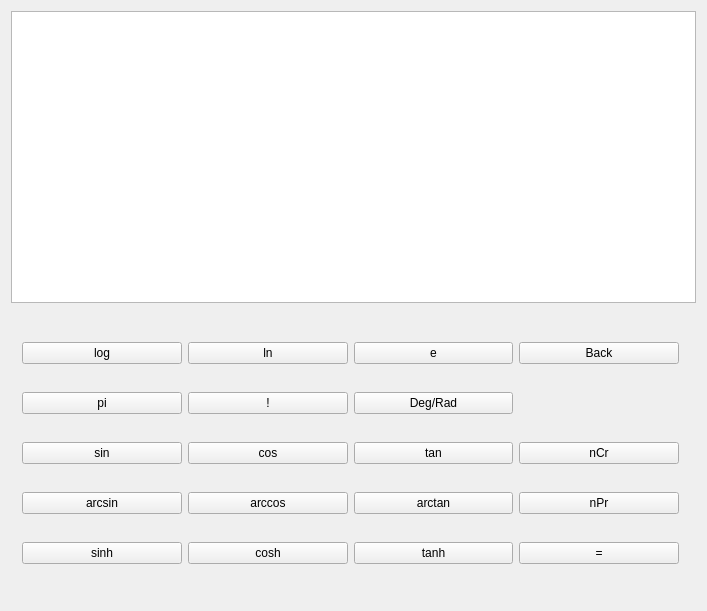
This is equalx_source/mainwindow.ui in CrystalSplitter/equalx_calculator as Qt 5 draws it before an edit. The edited form follows.
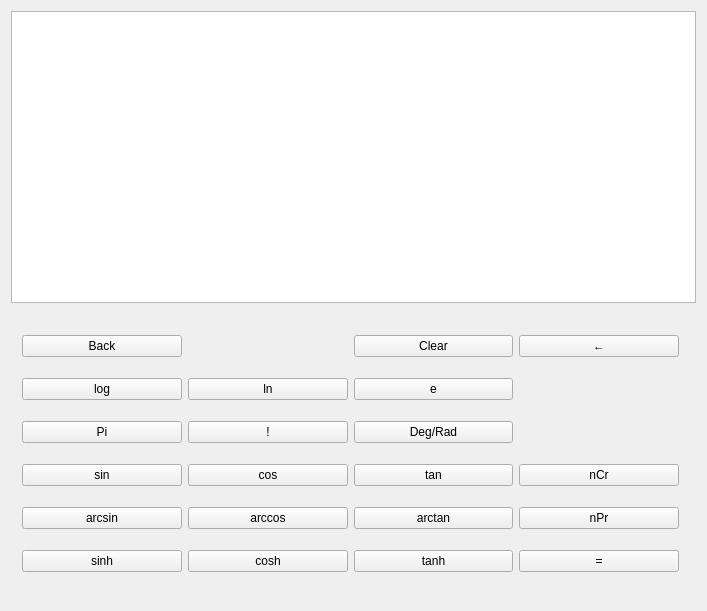
This is the edited form. The open tabs and pages were chosen to show the change. Icons and pictures are not drawn.

The edit to the form file:
```diff
--- a/equalx_source/mainwindow.ui
+++ b/equalx_source/mainwindow.ui
@@ -198,56 +198,35 @@
       </widget>
       <widget class="QWidget" name="pageSci">
        <layout class="QGridLayout" name="gridLayout_3">
-        <item row="0" column="0">
+        <item row="1" column="0">
          <widget class="QPushButton" name="btnLog">
           <property name="text">
            <string>log</string>
           </property>
          </widget>
         </item>
-        <item row="0" column="1">
+        <item row="1" column="1">
          <widget class="QPushButton" name="btnLn">
           <property name="text">
            <string>ln</string>
           </property>
          </widget>
         </item>
-        <item row="0" column="2">
+        <item row="1" column="2">
          <widget class="QPushButton" name="btnE">
           <property name="text">
            <string>e</string>
           </property>
          </widget>
         </item>
-        <item row="1" column="0">
-         <widget class="QPushButton" name="btnPi">
-          <property name="text">
-           <string>pi</string>
-          </property>
-         </widget>
-        </item>
-        <item row="1" column="1">
-         <widget class="QPushButton" name="btnFact">
-          <property name="text">
-           <string>!</string>
-          </property>
-         </widget>
-        </item>
-        <item row="2" column="0">
-         <widget class="QPushButton" name="btnSin">
-          <property name="text">
-           <string>sin</string>
-          </property>
-         </widget>
-        </item>
-        <item row="2" column="1">
+        <item row="3" column="1">
          <widget class="QPushButton" name="btnCos">
           <property name="text">
            <string>cos</string>
           </property>
          </widget>
         </item>
-        <item row="2" column="2">
+        <item row="3" column="2">
          <widget class="QPushButton" name="btnTan">
           <property name="text">
            <string>tan</string>
@@ -255,79 +234,114 @@
          </widget>
         </item>
         <item row="3" column="0">
+         <widget class="QPushButton" name="btnSin">
+          <property name="text">
+           <string>sin</string>
+          </property>
+         </widget>
+        </item>
+        <item row="4" column="0">
          <widget class="QPushButton" name="btnArcSin">
           <property name="text">
            <string>arcsin</string>
           </property>
          </widget>
         </item>
-        <item row="3" column="1">
+        <item row="2" column="1">
+         <widget class="QPushButton" name="btnFact">
+          <property name="text">
+           <string>!</string>
+          </property>
+         </widget>
+        </item>
+        <item row="2" column="0">
+         <widget class="QPushButton" name="btnPi">
+          <property name="text">
+           <string>Pi</string>
+          </property>
+         </widget>
+        </item>
+        <item row="4" column="1">
          <widget class="QPushButton" name="btnArcCos">
           <property name="text">
            <string>arccos</string>
           </property>
          </widget>
         </item>
-        <item row="3" column="2">
-         <widget class="QPushButton" name="btnArcTan">
-          <property name="text">
-           <string>arctan</string>
-          </property>
-         </widget>
-        </item>
-        <item row="4" column="3">
+        <item row="5" column="3">
          <widget class="QPushButton" name="btnSciEqual">
           <property name="text">
            <string>=</string>
           </property>
          </widget>
         </item>
-        <item row="0" column="3">
-         <widget class="QPushButton" name="btnBack">
+        <item row="4" column="2">
+         <widget class="QPushButton" name="btnArcTan">
           <property name="text">
-           <string>Back</string>
+           <string>arctan</string>
           </property>
          </widget>
         </item>
-        <item row="4" column="0">
+        <item row="5" column="0">
          <widget class="QPushButton" name="btnSinh">
           <property name="text">
            <string>sinh</string>
           </property>
          </widget>
         </item>
-        <item row="4" column="1">
+        <item row="2" column="2">
+         <widget class="QPushButton" name="btnDegAndRad">
+          <property name="text">
+           <string>Deg/Rad</string>
+          </property>
+         </widget>
+        </item>
+        <item row="5" column="1">
          <widget class="QPushButton" name="btnCosh">
           <property name="text">
            <string>cosh</string>
           </property>
          </widget>
         </item>
-        <item row="4" column="2">
+        <item row="5" column="2">
          <widget class="QPushButton" name="btnTanh">
           <property name="text">
            <string>tanh</string>
           </property>
          </widget>
         </item>
-        <item row="3" column="3">
+        <item row="4" column="3">
          <widget class="QPushButton" name="btnnPm">
           <property name="text">
            <string>nPr</string>
           </property>
          </widget>
         </item>
-        <item row="2" column="3">
+        <item row="3" column="3">
          <widget class="QPushButton" name="btnnCm">
           <property name="text">
            <string>nCr</string>
           </property>
          </widget>
         </item>
-        <item row="1" column="2">
-         <widget class="QPushButton" name="btnDegAndRad">
+        <item row="0" column="2">
+         <widget class="QPushButton" name="btnSciClear">
           <property name="text">
-           <string>Deg/Rad</string>
+           <string>Clear</string>
+          </property>
+         </widget>
+        </item>
+        <item row="0" column="0">
+         <widget class="QPushButton" name="btnBack">
+          <property name="text">
+           <string>Back</string>
+          </property>
+         </widget>
+        </item>
+        <item row="0" column="3">
+         <widget class="QPushButton" name="btnSciDelete">
+          <property name="text">
+           <string>←</string>
           </property>
          </widget>
         </item>
```
